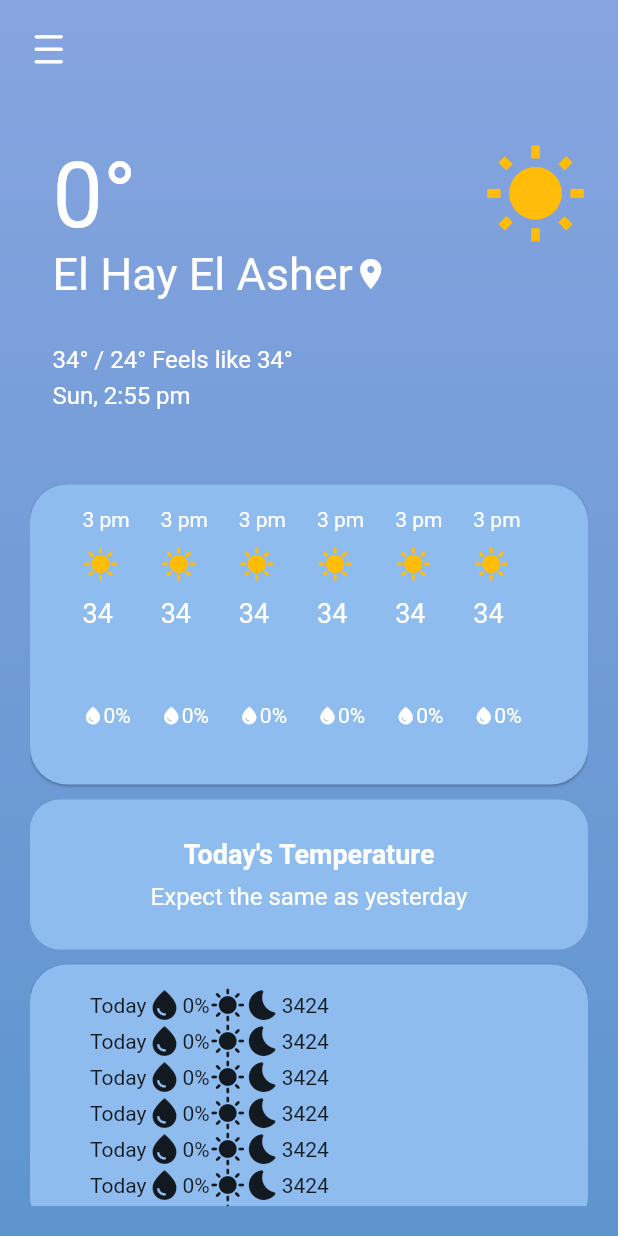
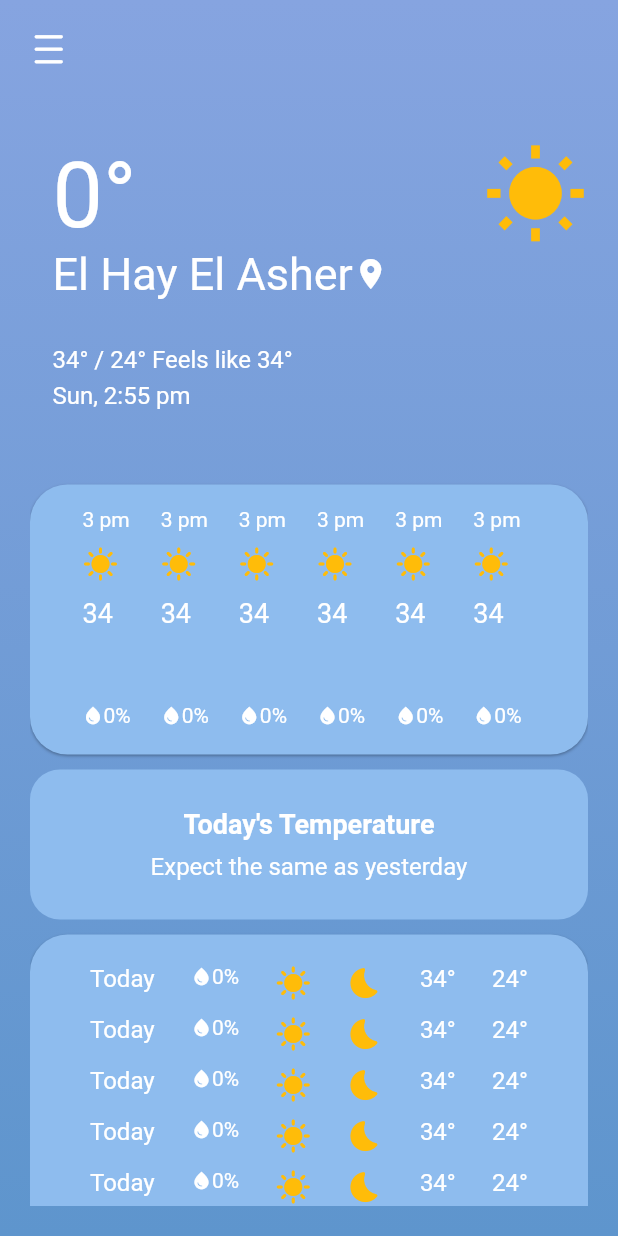
Before and after one commit to MAHMOUD3098/Weather-App, a Flutter app: the screen it shows after launch, on a phone screen of 412 x 824 dp. Run offline on Flutter 3.47's test engine with Material 2 defaults, Android fonts, the phone set to English and light mode, and no system bars; our stand-ins replace dartz, dio, dotted_line, equatable, flutter_bloc, get_it and 1 more.

Commit message:
finished daily weather container

```diff
--- a/lib/presentation/widgets/daily_weather_container.dart
+++ b/lib/presentation/widgets/daily_weather_container.dart
@@ -1,5 +1,7 @@
 import 'package:flutter/material.dart';
 import 'package:weather_app/core/utils/app_colors.dart';
+import 'package:weather_app/core/utils/app_strings.dart';
+import 'package:weather_app/presentation/widgets/humidity_icon.dart';
 
 class DailyWeatherContainer extends StatelessWidget {
   const DailyWeatherContainer({super.key});
@@ -9,7 +11,7 @@ class DailyWeatherContainer extends StatelessWidget {
     return Container(
       padding: const EdgeInsets.symmetric(horizontal: 25, vertical: 15),
       width: double.infinity,
-      height: 180,
+      height: MediaQuery.of(context).size.height * .5,
       decoration: BoxDecoration(
         color: AppColors.containerColor,
         borderRadius: BorderRadius.circular(25),
@@ -27,16 +29,41 @@ class DailyWeatherContainer extends StatelessWidget {
         physics: const BouncingScrollPhysics(),
         itemBuilder: (context, index) {
           return Padding(
-            padding: const EdgeInsets.symmetric(horizontal: 15),
+            padding: const EdgeInsets.symmetric(horizontal: 15, vertical: 5),
             child: Row(
-              children: const [
-                Text('Today'),
-                Icon(Icons.water_drop),
-                Text('0%'),
-                Icon(Icons.sunny),
-                Icon(Icons.bedtime_rounded),
-                Text('34'),
-                Text('24'),
+              mainAxisAlignment: MainAxisAlignment.spaceBetween,
+              crossAxisAlignment: CrossAxisAlignment.start,
+              children: [
+                const Text(
+                  'Today',
+                  style: TextStyle(
+                    color: Colors.white,
+                    fontSize: 16,
+                  ),
+                ),
+                const HumidityIcon(humidityPercentage: 0),
+                Icon(
+                  Icons.sunny,
+                  color: AppColors.sunIconColor,
+                ),
+                Icon(
+                  Icons.bedtime_rounded,
+                  color: AppColors.sunIconColor,
+                ),
+                const Text(
+                  '34${AppString.degreeSymbol}',
+                  style: TextStyle(
+                    color: Colors.white,
+                    fontSize: 16,
+                  ),
+                ),
+                const Text(
+                  '24${AppString.degreeSymbol}',
+                  style: TextStyle(
+                    color: Colors.white,
+                    fontSize: 16,
+                  ),
+                ),
               ],
             ),
           );
--- a/lib/presentation/widgets/hourly_weather_container.dart
+++ b/lib/presentation/widgets/hourly_weather_container.dart
@@ -1,5 +1,6 @@
 import 'package:flutter/material.dart';
 import 'package:weather_app/core/utils/app_colors.dart';
+import 'package:weather_app/presentation/widgets/humidity_icon.dart';
 
 class HourlyWeatherContainer extends StatelessWidget {
   const HourlyWeatherContainer({super.key});
@@ -9,7 +10,7 @@ class HourlyWeatherContainer extends StatelessWidget {
     return Container(
       padding: const EdgeInsets.symmetric(horizontal: 25, vertical: 15),
       width: double.infinity,
-      height: 200,
+      height: 180,
       decoration: BoxDecoration(
         color: AppColors.containerColor,
         borderRadius: BorderRadius.circular(25),
@@ -58,22 +59,7 @@ class HourlyWeatherContainer extends StatelessWidget {
                 const SizedBox(
                   height: 50,
                 ),
-                Row(
-                  mainAxisAlignment: MainAxisAlignment.start,
-                  children: const [
-                    Icon(
-                      Icons.water_drop,
-                      size: 14,
-                      color: Colors.white,
-                    ),
-                    Text(
-                      '0%',
-                      style: TextStyle(
-                        color: Colors.white,
-                      ),
-                    ),
-                  ],
-                )
+                const HumidityIcon(humidityPercentage: 0)
               ],
             ),
           );
--- /dev/null
+++ b/lib/presentation/widgets/humidity_icon.dart
@@ -0,0 +1,26 @@
+import 'package:flutter/material.dart';
+
+class HumidityIcon extends StatelessWidget {
+  final num humidityPercentage;
+
+  const HumidityIcon({super.key, required this.humidityPercentage});
+
+  @override
+  Widget build(BuildContext context) {
+    return Row(
+      children: [
+        const Icon(
+          Icons.water_drop,
+          size: 14,
+          color: Colors.white,
+        ),
+        Text(
+          '$humidityPercentage%',
+          style: const TextStyle(
+            color: Colors.white,
+          ),
+        ),
+      ],
+    );
+  }
+}
```
